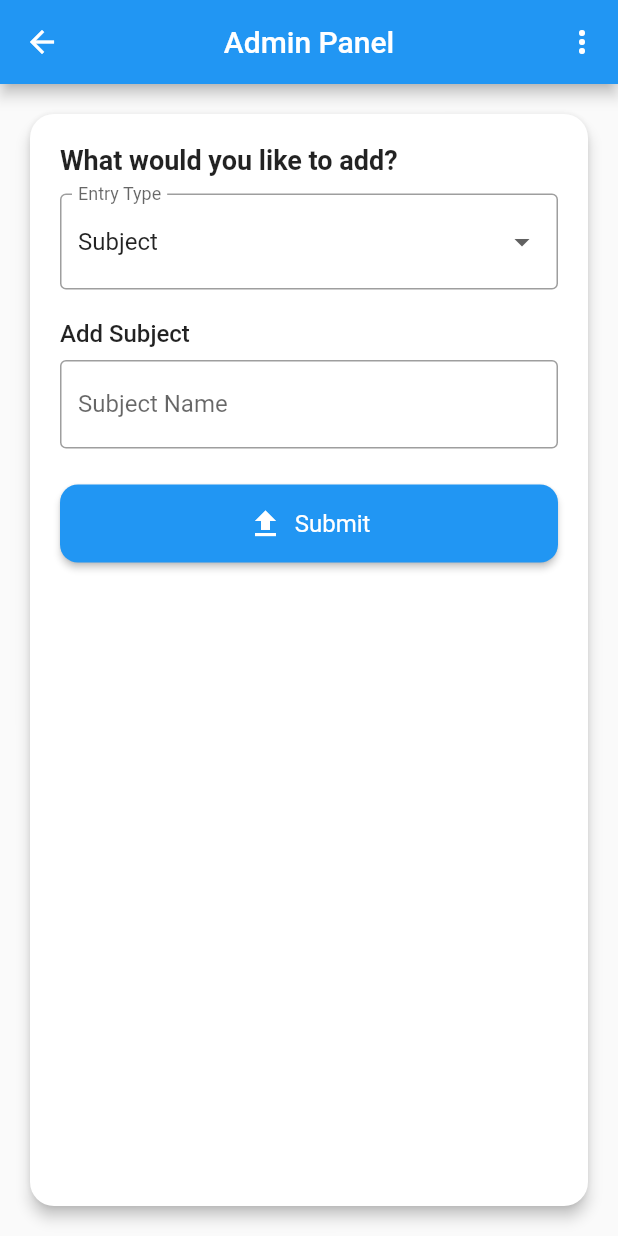
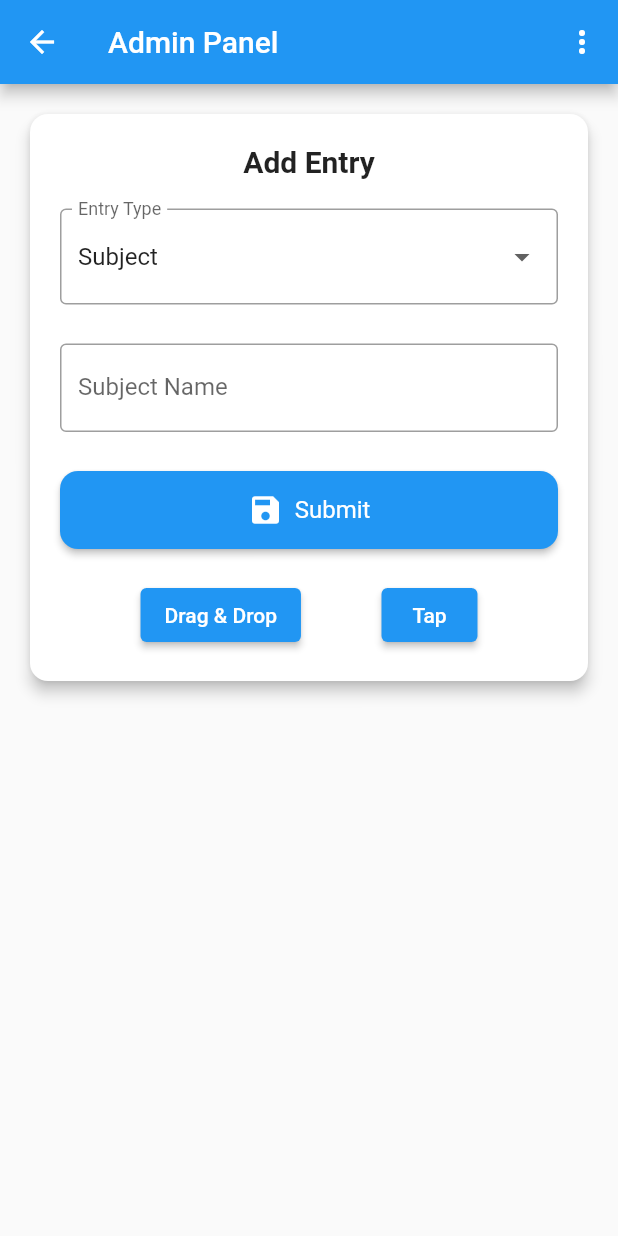
Before and after one commit to codebyparas/MasterIT, a Flutter app: the AdminPanelView screen opened by its route, on a phone screen of 412 x 824 dp. Run offline on Flutter 3.47's test engine with Material 3 defaults, Android fonts, the phone set to English and light mode, and no system bars; our stand-ins replace cloud_firestore, firebase_auth, firebase_core, flutter_svg; accounts and stored records are empty; network calls fail.

Commit message:
Minor Changes

```diff
--- a/lib/constants/routes.dart
+++ b/lib/constants/routes.dart
@@ -6,3 +6,6 @@ const userHomeRoute='/user-home/';
 const selectUsernameRoute='/select-username/';
 const initialQuizRoute='/initial_quiz/';
 const adminPanelRoute='/admin-panel/';
+
+const mapQuesRoute='/map-ques/';
+const dragQuesRoute='/drag-ques/';
--- a/lib/services/auth/auth_exceptions.dart
+++ b/lib/services/auth/auth_exceptions.dart
@@ -9,4 +9,4 @@ class InvalidEmailAuthException implements Exception {}
 
 // generic exceptions
 class GenericAuthException implements Exception {}
-class UserNotLoggedInAuthxception implements Exception {}
+class UserNotLoggedInAuthException implements Exception {}
--- a/lib/services/auth/firebase_auth_provider.dart
+++ b/lib/services/auth/firebase_auth_provider.dart
@@ -14,7 +14,7 @@ class FirebaseAuthProvider implements AuthProvider{
       if(user!=null){
         return user;
       }else{
-        throw UserNotLoggedInAuthxception();
+        throw UserNotLoggedInAuthException();
       }
     } on FirebaseAuthException catch(e){
       if (e.code == "weak-password") {
@@ -49,7 +49,7 @@ class FirebaseAuthProvider implements AuthProvider{
       if(user!=null){
         return user;
       }else{
-        throw UserNotLoggedInAuthxception();
+        throw UserNotLoggedInAuthException();
       }
     } on FirebaseAuthException catch(e){
       if (e.code == "invalid-credential") {
@@ -68,7 +68,7 @@ class FirebaseAuthProvider implements AuthProvider{
     if(user!=null){
       await FirebaseAuth.instance.signOut();
     }else{
-      throw UserNotLoggedInAuthxception();
+      throw UserNotLoggedInAuthException();
     }
   }
 
--- a/lib/views/admin_panel_view.dart
+++ b/lib/views/admin_panel_view.dart
@@ -1,6 +1,5 @@
-// admin_panel_view.dart
-
 import 'package:flutter/material.dart';
+import 'package:learningdart/constants/routes.dart';
 import 'package:learningdart/enums/menu_action.dart';
 import 'package:learningdart/services/cloud/firebase_cloud_storage.dart';
 import 'package:learningdart/utilities/logout_helper.dart';
@@ -9,11 +8,14 @@ class AdminPanelView extends StatefulWidget {
   const AdminPanelView({super.key});
 
   @override
-  _AdminPanelViewState createState() => _AdminPanelViewState();
+  State<AdminPanelView> createState() => _AdminPanelViewState();
 }
 
 class _AdminPanelViewState extends State<AdminPanelView> {
   final _manager = FirebaseCloudStorage();
+
+  final _formKey = GlobalKey<FormState>();
+
   String selectedEntryType = 'Subject';
   final List<String> entryTypes = ['Subject', 'Topic', 'Question'];
 
@@ -30,6 +32,8 @@ class _AdminPanelViewState extends State<AdminPanelView> {
   final optionC = TextEditingController();
   final optionD = TextEditingController();
   final correctAnswer = TextEditingController();
+
+  bool isSubmitting = false;
 
   @override
   void initState() {
@@ -52,45 +56,47 @@ class _AdminPanelViewState extends State<AdminPanelView> {
   }
 
   Future<void> _handleSubmit() async {
+    if (!_formKey.currentState!.validate()) return;
+
+    setState(() => isSubmitting = true);
     try {
-      if (selectedEntryType == 'Subject') {
+      switch (selectedEntryType) {
+        case 'Subject':
           final subjectName = subjectNameController.text.trim();
-        if (subjectName.isEmpty) throw Exception("Subject name cannot be empty");
+          final exists = subjects.any((s) =>
+              (s['name'] as String).toLowerCase() ==
+              subjectName.toLowerCase());
+          if (exists) throw Exception("Subject already exists");
+          await _manager.addSubject(subjectName);
+          break;
 
-        final exists = subjects.any((s) => (s['name'] as String).toLowerCase() == subjectName.toLowerCase());
-        if (exists) throw Exception("Subject already exists");
-
-        await _manager.addSubject(subjectName);
+        case 'Topic':
+          if (selectedSubjectId == null) {
+            throw Exception("Please select a subject.");
           }
-
-      else if (selectedEntryType == 'Topic') {
           final topicName = topicNameController.text.trim();
-        if (topicName.isEmpty) throw Exception("Topic name cannot be empty");
-        if (selectedSubjectId == null) throw Exception("Select a subject");
-
-        final currentTopics = await _manager.getTopics(selectedSubjectId!);
-        final duplicate = currentTopics.any((t) => (t['name'] as String).toLowerCase() == topicName.toLowerCase());
-        if (duplicate) throw Exception("Topic already exists under this subject");
-
+          final duplicate = topics.any((t) =>
+              (t['name'] as String).toLowerCase() ==
+              topicName.toLowerCase());
+          if (duplicate) throw Exception("Topic already exists.");
           final topicId = await _manager.addTopic(
             name: topicName,
             subjectId: selectedSubjectId!,
           );
+          await _manager.addTopicReferenceToSubject(
+            selectedSubjectId!,
+            topicId,
+          );
+          break;
 
-        // Update subject doc to include topic
-        await _manager.addTopicReferenceToSubject(selectedSubjectId!, topicId);
+        case 'Question':
+          if (selectedSubjectId == null || selectedTopicId == null) {
+            throw Exception("Please select subject and topic.");
           }
-
-      else if (selectedEntryType == 'Question') {
-        final qText = questionTextController.text.trim();
-        if (qText.isEmpty || selectedTopicId == null || selectedSubjectId == null) {
-          throw Exception("All fields must be filled");
-        }
-
           await _manager.addMCQQuestion(
             subjectId: selectedSubjectId!,
             topicId: selectedTopicId!,
-          questionText: qText,
+            questionText: questionTextController.text.trim(),
             options: [
               optionA.text.trim(),
               optionB.text.trim(),
@@ -99,19 +105,21 @@ class _AdminPanelViewState extends State<AdminPanelView> {
             ],
             correctAnswer: correctAnswer.text.trim(),
           );
+          break;
       }
-
-      ScaffoldMessenger.of(context).showSnackBar(
-        const SnackBar(content: Text('Submitted successfully!')),
-      );
 
       _resetForm();
       await _loadSubjects();
 
+      ScaffoldMessenger.of(context).showSnackBar(
+        const SnackBar(content: Text('Entry added successfully!')),
+      );
     } catch (e) {
       ScaffoldMessenger.of(context).showSnackBar(
-        SnackBar(content: Text('Error: ${e.toString()}')),
+        SnackBar(content: Text(e.toString())),
       );
+    } finally {
+      setState(() => isSubmitting = false);
     }
   }
 
@@ -132,28 +140,32 @@ class _AdminPanelViewState extends State<AdminPanelView> {
     });
   }
 
-  // UI BUILDERS
+  Widget _buildFormField({
+    required String label,
+    required TextEditingController controller,
+  }) {
+    return Padding(
+      padding: const EdgeInsets.symmetric(vertical: 6.0),
+      child: TextFormField(
+        controller: controller,
+        decoration: InputDecoration(
+          border: const OutlineInputBorder(),
+          labelText: label,
+        ),
+        validator: (val) => val == null || val.trim().isEmpty
+            ? 'Required'
+            : null,
+      ),
+    );
+  }
 
-  Widget _buildSubjectForm() => Column(
-        crossAxisAlignment: CrossAxisAlignment.start,
-        children: [
-          const Text('Add Subject', style: TextStyle(fontSize: 16, fontWeight: FontWeight.w500)),
-          const SizedBox(height: 8),
-          TextField(
+  Widget _buildSubjectForm() => _buildFormField(
+        label: 'Subject Name',
         controller: subjectNameController,
-            decoration: const InputDecoration(
-              border: OutlineInputBorder(),
-              labelText: 'Subject Name',
-            ),
-          ),
-        ],
       );
 
   Widget _buildTopicForm() => Column(
-        crossAxisAlignment: CrossAxisAlignment.start,
         children: [
-          const Text('Add Topic', style: TextStyle(fontSize: 16, fontWeight: FontWeight.w500)),
-          const SizedBox(height: 8),
           DropdownButtonFormField<String>(
             value: selectedSubjectId,
             decoration: const InputDecoration(
@@ -161,32 +173,26 @@ class _AdminPanelViewState extends State<AdminPanelView> {
               labelText: 'Select Subject',
             ),
             items: subjects
-                .map((s) => DropdownMenuItem(value: s['id'] as String, child: Text(s['name'] as String)))
+                .map((s) => DropdownMenuItem(
+                      value: s['id'] as String,
+                      child: Text(s['name'] as String),
+                    ))
                 .toList(),
             onChanged: (val) {
-              if (val != null) {
-                setState(() {
-                  selectedSubjectId = val;
-                });
-              }
+              setState(() => selectedSubjectId = val);
+              if (val != null) _loadTopics(val);
             },
           ),
           const SizedBox(height: 10),
-          TextField(
+          _buildFormField(
+            label: 'Topic Name',
             controller: topicNameController,
-            decoration: const InputDecoration(
-              border: OutlineInputBorder(),
-              labelText: 'Topic Name',
-            ),
           ),
         ],
       );
 
   Widget _buildQuestionForm() => Column(
-        crossAxisAlignment: CrossAxisAlignment.start,
         children: [
-          const Text('Add MCQ Question', style: TextStyle(fontSize: 16, fontWeight: FontWeight.w500)),
-          const SizedBox(height: 8),
           DropdownButtonFormField<String>(
             value: selectedSubjectId,
             decoration: const InputDecoration(
@@ -194,17 +200,17 @@ class _AdminPanelViewState extends State<AdminPanelView> {
               labelText: 'Select Subject',
             ),
             items: subjects
-                .map((s) => DropdownMenuItem(value: s['id'] as String, child: Text(s['name'] as String)))
+                .map((s) => DropdownMenuItem(
+                      value: s['id'] as String,
+                      child: Text(s['name'] as String),
+                    ))
                 .toList(),
             onChanged: (val) {
-              if (val != null) {
               setState(() {
                 selectedSubjectId = val;
                 selectedTopicId = null;
-                  topics = [];
               });
-                _loadTopics(val);
-              }
+              if (val != null) _loadTopics(val);
             },
           ),
           const SizedBox(height: 10),
@@ -215,39 +221,25 @@ class _AdminPanelViewState extends State<AdminPanelView> {
               labelText: 'Select Topic',
             ),
             items: topics
-                .map((t) => DropdownMenuItem(value: t['id'] as String, child: Text(t['name'] as String)))
+                .map((t) => DropdownMenuItem(
+                      value: t['id'] as String,
+                      child: Text(t['name'] as String),
+                    ))
                 .toList(),
-            onChanged: (val) {
-              if (val != null) {
-                setState(() {
-                  selectedTopicId = val;
-                });
-              }
-            },
+            onChanged: (val) => setState(() => selectedTopicId = val),
           ),
           const SizedBox(height: 10),
-          TextField(
+          _buildFormField(
+            label: 'Question Text',
             controller: questionTextController,
-            decoration: const InputDecoration(
-              border: OutlineInputBorder(),
-              labelText: 'Question Text',
           ),
-          ),
-          const SizedBox(height: 8),
-          TextField(controller: optionA, decoration: const InputDecoration(border: OutlineInputBorder(), labelText: 'Option A')),
-          const SizedBox(height: 8),
-          TextField(controller: optionB, decoration: const InputDecoration(border: OutlineInputBorder(), labelText: 'Option B')),
-          const SizedBox(height: 8),
-          TextField(controller: optionC, decoration: const InputDecoration(border: OutlineInputBorder(), labelText: 'Option C')),
-          const SizedBox(height: 8),
-          TextField(controller: optionD, decoration: const InputDecoration(border: OutlineInputBorder(), labelText: 'Option D')),
-          const SizedBox(height: 8),
-          TextField(
+          _buildFormField(label: 'Option A', controller: optionA),
+          _buildFormField(label: 'Option B', controller: optionB),
+          _buildFormField(label: 'Option C', controller: optionC),
+          _buildFormField(label: 'Option D', controller: optionD),
+          _buildFormField(
+            label: 'Correct Answer (A/B/C/D)',
             controller: correctAnswer,
-            decoration: const InputDecoration(
-              border: OutlineInputBorder(),
-              labelText: 'Correct Answer (A/B/C/D)',
-            ),
           ),
         ],
       );
@@ -257,7 +249,6 @@ class _AdminPanelViewState extends State<AdminPanelView> {
     return Scaffold(
       appBar: AppBar(
         title: const Text('Admin Panel'),
-        centerTitle: true,
         actions: [
           PopupMenuButton<MenuAction>(
             onSelected: (value) async {
@@ -265,8 +256,8 @@ class _AdminPanelViewState extends State<AdminPanelView> {
                 await handleLogout(context);
               }
             },
-            itemBuilder: (context) => const [
-              PopupMenuItem<MenuAction>(
+            itemBuilder: (_) => const [
+              PopupMenuItem(
                 value: MenuAction.logout,
                 child: Text("Logout"),
               ),
@@ -274,24 +265,34 @@ class _AdminPanelViewState extends State<AdminPanelView> {
           ),
         ],
       ),
-      body: Padding(
-        padding: const EdgeInsets.all(16.0),
+      body: SingleChildScrollView(
+        padding: const EdgeInsets.all(16),
         child: Card(
-          shape: RoundedRectangleBorder(borderRadius: BorderRadius.circular(16)),
           elevation: 4,
+          shape: RoundedRectangleBorder(
+              borderRadius: BorderRadius.circular(12)),
           child: Padding(
-            padding: const EdgeInsets.all(20.0),
-            child: ListView(
+            padding: const EdgeInsets.all(20),
+            child: Form(
+              key: _formKey,
+              child: Column(
                 children: [
-                const Text('What would you like to add?', style: TextStyle(fontSize: 18, fontWeight: FontWeight.w600)),
-                const SizedBox(height: 12),
+                  const Text(
+                    'Add Entry',
+                    style:
+                        TextStyle(fontSize: 20, fontWeight: FontWeight.bold),
+                  ),
+                  const SizedBox(height: 20),
                   DropdownButtonFormField<String>(
                     value: selectedEntryType,
                     decoration: const InputDecoration(
                       border: OutlineInputBorder(),
                       labelText: 'Entry Type',
                     ),
-                  items: entryTypes.map((type) => DropdownMenuItem(value: type, child: Text(type))).toList(),
+                    items: entryTypes
+                        .map((e) =>
+                            DropdownMenuItem(value: e, child: Text(e)))
+                        .toList(),
                     onChanged: (val) {
                       if (val != null) {
                         setState(() {
@@ -307,18 +308,46 @@ class _AdminPanelViewState extends State<AdminPanelView> {
                   if (selectedEntryType == 'Subject') _buildSubjectForm(),
                   if (selectedEntryType == 'Topic') _buildTopicForm(),
                   if (selectedEntryType == 'Question') _buildQuestionForm(),
-                const SizedBox(height: 24),
-                ElevatedButton.icon(
-                  icon: const Icon(Icons.upload),
-                  label: const Text('Submit'),
-                  onPressed: _handleSubmit,
+                  const SizedBox(height: 20),
+                  SizedBox(
+                    width: double.infinity,
+                    child: ElevatedButton.icon(
+                      icon: const Icon(Icons.save),
+                      label: isSubmitting
+                          ? const CircularProgressIndicator(
+                              color: Colors.white,
+                              strokeWidth: 2,
+                            )
+                          : const Text("Submit"),
+                      onPressed: isSubmitting ? null : _handleSubmit,
                       style: ElevatedButton.styleFrom(
                         padding: const EdgeInsets.symmetric(vertical: 14),
                         textStyle: const TextStyle(fontSize: 16),
-                    shape: RoundedRectangleBorder(borderRadius: BorderRadius.circular(12)),
+                        shape: RoundedRectangleBorder(
+                            borderRadius: BorderRadius.circular(12)),
                       ),
                     ),
+                  ),
+                const SizedBox(height: 20),
+                Row(
+                  mainAxisAlignment: MainAxisAlignment.spaceEvenly,
+                  children: [
+                    ElevatedButton(
+                      onPressed: () {
+                        Navigator.pushNamed(context, dragQuesRoute); // <-- Replace with your actual route
+                      },
+                      child: const Text('Drag & Drop'),
+                    ),
+                    ElevatedButton(
+                      onPressed: () {
+                        Navigator.pushNamed(context, mapQuesRoute); // <-- Replace with your actual route
+                      },
+                      child: const Text('Tap'),
+                    ),
                   ],
+                ),
+                ],
+              ),
             ),
           ),
         ),
--- a/lib/views/map_ques_test.dart
+++ b/lib/views/map_ques_test.dart
@@ -24,7 +24,7 @@ class _MapQuesViewState extends State<MapQuesView> {
     Region(name: 'Nepal', bounds: Rect.fromLTWH(148, 92, 90, 59)),
   ];
 
-  final String correctAnswer = 'India';
+  final String correctAnswer = 'Nepal';
 
   void _onTap(TapDownDetails details) {
     final Offset position = details.localPosition;
```
Also changed, not shown: lib/main.dart (+5 -2 lines). Lines whose indentation alone changed are shown as unchanged.
